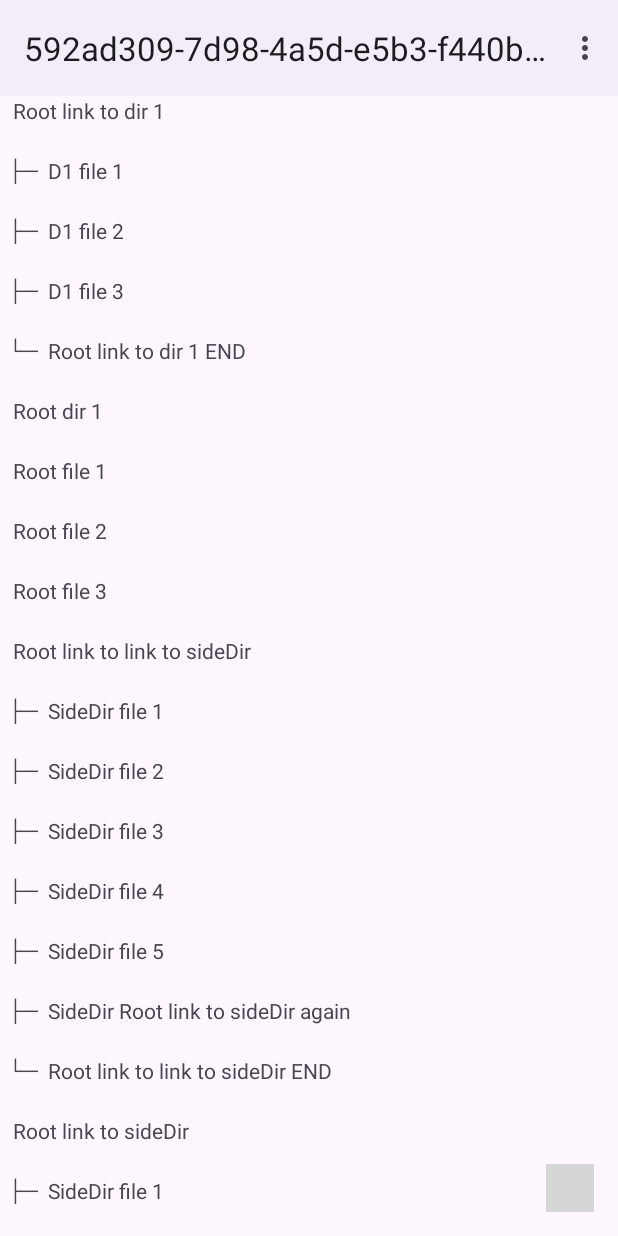
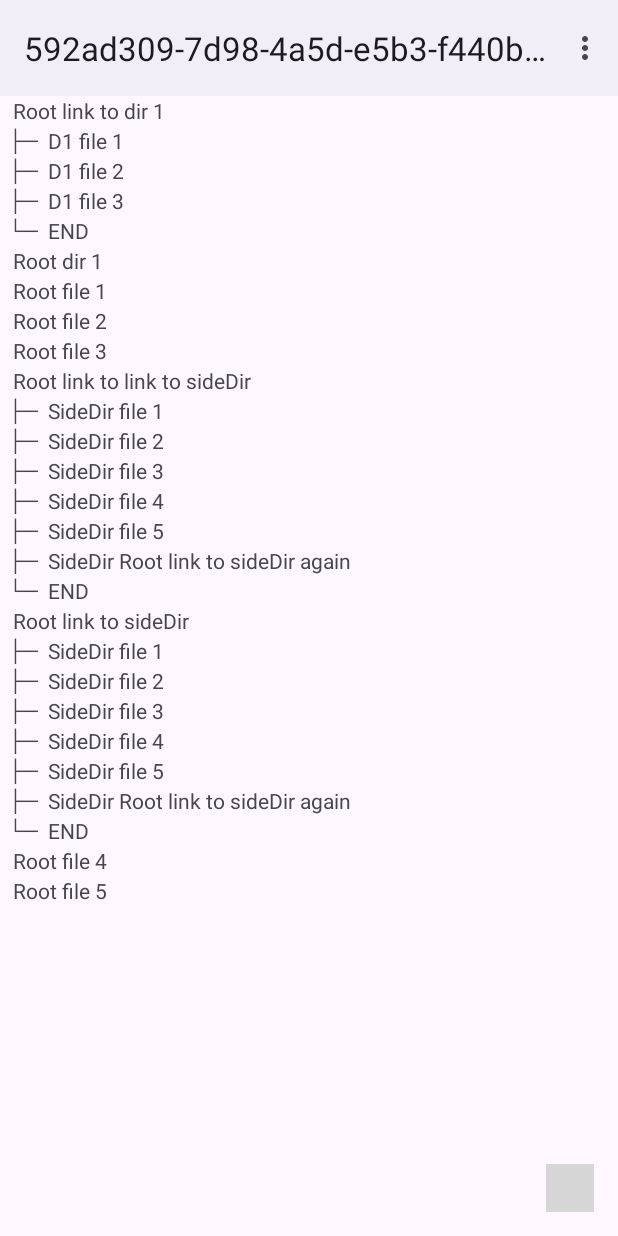
Before and after one commit to Sgordon4/GalleryFinal, an Android app: the screen it shows after launch (MainActivity), on a phone screen of 412 x 824 dp. Run offline under Robolectric (Android 15) with nearby library versions, the phone set to English and light mode, and no system bars; our stand-ins replace Room's generated code, navigation-ui; libraries missing offline, so code that uses them is left out: com.leinardi.android; plain views replace SpeedDialView; 4 statements that could not run were skipped; grey boxes are pictures that could not be loaded.

Commit message:
Added pretty printing for the directory structure

```diff
--- a/app/src/main/java/aaa/sgordon/galleryfinal/gallery/DirRVAdapter.java
+++ b/app/src/main/java/aaa/sgordon/galleryfinal/gallery/DirRVAdapter.java
@@ -8,7 +8,10 @@ import android.widget.TextView;
 
 import androidx.annotation.NonNull;
 import androidx.recyclerview.widget.DiffUtil;
+import androidx.recyclerview.widget.GridLayoutManager;
+import androidx.recyclerview.widget.LinearLayoutManager;
 import androidx.recyclerview.widget.RecyclerView;
+import androidx.recyclerview.widget.StaggeredGridLayoutManager;
 
 import java.nio.file.Path;
 import java.util.ArrayList;
@@ -19,9 +22,16 @@ import aaa.sgordon.galleryfinal.R;
 
 public class DirRVAdapter extends RecyclerView.Adapter<DirRVAdapter.ViewHolder> {
 	public List<Pair<Path, String>> list;
+	public RecyclerView.LayoutManager layoutManager;
 
 	public DirRVAdapter() {
 		list = new ArrayList<>();
+	}
+
+	@Override
+	public void onAttachedToRecyclerView(@NonNull RecyclerView recyclerView) {
+		super.onAttachedToRecyclerView(recyclerView);
+		this.layoutManager = recyclerView.getLayoutManager();
 	}
 
 	public void setList(List<Pair<Path, String>> newList) {
@@ -70,14 +80,17 @@ public class DirRVAdapter extends RecyclerView.Adapter<DirRVAdapter.ViewHolder>
 	public void onBindViewHolder(@NonNull DirRVAdapter.ViewHolder holder, int position) {
 		Pair<Path, String> item = list.get(position);
 
+		String level = "";
+		if(!(layoutManager instanceof GridLayoutManager || layoutManager instanceof StaggeredGridLayoutManager)) {
 			//Put in some fancy printing to show the directory structure
 			int depth = item.first.getNameCount()-1;
-		String level = "│   ".repeat(Math.max(0, depth-1));
+			level = "│   ".repeat(Math.max(0, depth-1));
 			if(depth > 0) {
 				if(Objects.equals(item.first.getFileName().toString(), "END"))
 					level += "└─ ";
 				else
 					level += "├─ ";
+			}
 		}
 
 
--- a/app/src/main/java/aaa/sgordon/galleryfinal/gallery/DirectoryViewModel.java
+++ b/app/src/main/java/aaa/sgordon/galleryfinal/gallery/DirectoryViewModel.java
@@ -178,7 +178,8 @@ public class DirectoryViewModel extends AndroidViewModel {
 
 					//Ad a bookend for the link
 					Path linkEnd = thisFilePath.resolve("END");
-					files.add(new Pair<>(linkEnd, entry.second+" END"));
+					//files.add(new Pair<>(linkEnd, entry.second+" END"));
+					files.add(new Pair<>(linkEnd, "END"));
 				}
 			}
 			catch (FileNotFoundException | ConnectException e) {
--- a/app/src/main/res/layout/directory_row_item.xml
+++ b/app/src/main/res/layout/directory_row_item.xml
@@ -1,11 +1,12 @@
 <?xml version="1.0" encoding="utf-8"?>
 <FrameLayout xmlns:android="http://schemas.android.com/apk/res/android"
     android:layout_width="match_parent"
-    android:layout_height="40dp"
+    android:layout_height="20dp"
     android:layout_marginStart="5dp"
     android:layout_marginEnd="5dp"
     android:gravity="center_vertical"
     android:foreground="?attr/selectableItemBackground">
+    <!-- android:layout_height="40dp" -->
 
     <TextView
         android:id="@+id/textView"
```
Lines whose indentation alone changed are shown as unchanged.
